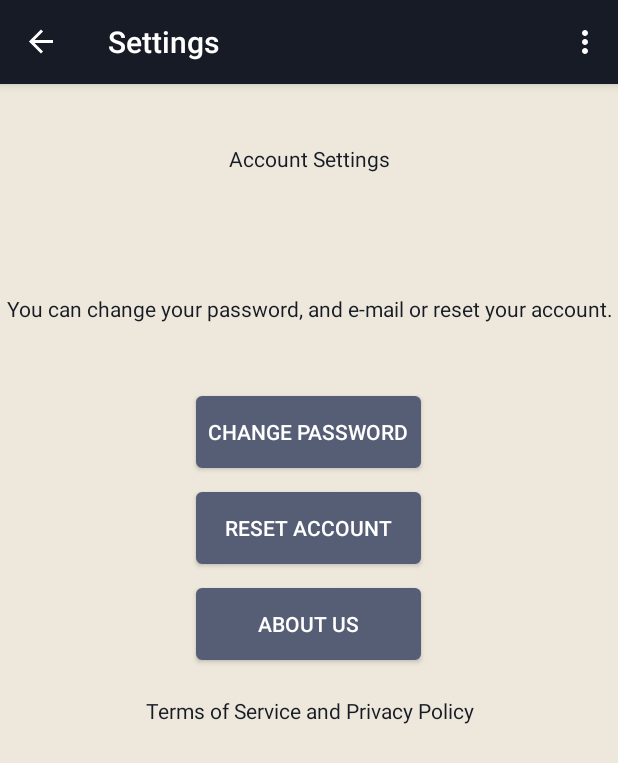
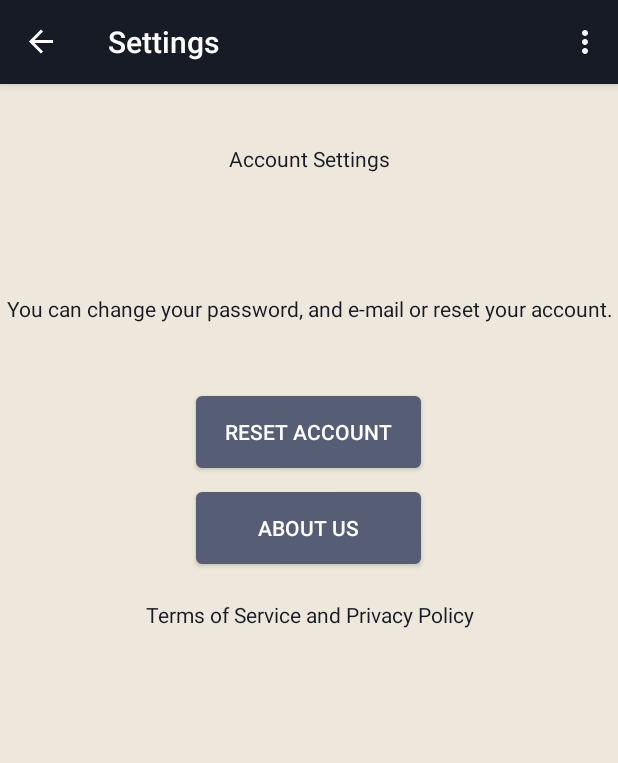
Before and after one commit to alperenugus/InvestSmart, an Android app: the screen it shows after launch (MainActivity), in the options menu, after a tap on "Settings", on a phone screen of 412 x 824 dp. Shown: the top 763 px of the screen. Run offline under Robolectric (Android 15) with nearby library versions, the phone set to English and light mode, and no system bars; our stand-ins replace navigation-ui; 1 statement that could not run was skipped.

Commit message:
Deleted resetPassword since we will use Google Accounts

```diff
--- a/app/src/main/java/theinvestors/csci448/investsmart/MainActivity.kt
+++ b/app/src/main/java/theinvestors/csci448/investsmart/MainActivity.kt
@@ -1,23 +1,26 @@
 package theinvestors.csci448.investsmart
 
-import androidx.appcompat.app.AppCompatActivity
 import android.os.Bundle
+import android.util.Log
 import android.view.Menu
 import android.view.MenuItem
+import androidx.appcompat.app.AppCompatActivity
 import androidx.appcompat.widget.Toolbar
 import androidx.drawerlayout.widget.DrawerLayout
 import androidx.navigation.Navigation
 import androidx.navigation.findNavController
-import androidx.navigation.fragment.findNavController
-import androidx.navigation.ui.*
-import com.google.android.material.floatingactionbutton.FloatingActionButton
+import androidx.navigation.ui.AppBarConfiguration
+import androidx.navigation.ui.navigateUp
+import androidx.navigation.ui.setupActionBarWithNavController
+import androidx.navigation.ui.setupWithNavController
 import com.google.android.material.navigation.NavigationView
-import com.google.android.material.snackbar.Snackbar
-import theinvestors.csci448.investsmart.ui.*
+import theinvestors.csci448.investsmart.ui.LoginFragment
 
-class MainActivity : AppCompatActivity(){
+private const val logTag: String = "MainActivity"
+class MainActivity : AppCompatActivity(), LoginFragment.LoginInterface{
 
     private lateinit var appBarConfiguration: AppBarConfiguration
+    private lateinit var drawerLayout: DrawerLayout
 
     companion object{
         var email: String = "alperenugus@gmail.com"
@@ -30,14 +33,14 @@ class MainActivity : AppCompatActivity(){
         val toolbar: Toolbar = findViewById(R.id.toolbar)
         setSupportActionBar(toolbar)
 
-        val drawerLayout: DrawerLayout = findViewById(R.id.drawer_layout)
+        drawerLayout = findViewById(R.id.drawer_layout)
         val navView: NavigationView = findViewById(R.id.nav_view)
         val navController = findNavController(R.id.nav_host_fragment)
         // Passing each menu ID as a set of Ids because each
         // menu should be considered as top level destinations.
         appBarConfiguration = AppBarConfiguration(setOf(
             R.id.homeScreenFragment, R.id.currentAssetsFragment, R.id.favoriteCompaniesFragment,
-            R.id.investFragment, R.id.predictionFragment, R.id.resetPasswordFragment,
+            R.id.investFragment, R.id.predictionFragment,
             R.id.resetAccountFragment, R.id.aboutUsFragment), drawerLayout)
         setupActionBarWithNavController(navController, appBarConfiguration)
         navView.setupWithNavController(navController)
@@ -62,4 +65,14 @@ class MainActivity : AppCompatActivity(){
         val navController = findNavController(R.id.nav_host_fragment)
         return navController.navigateUp(appBarConfiguration) || super.onSupportNavigateUp()
     }
+
+    override fun LoginLockDrawer() {
+        drawerLayout.setDrawerLockMode(DrawerLayout.LOCK_MODE_LOCKED_CLOSED)
+        Log.d(logTag, "LoginLockDrawer() called")
+    }
+
+    override fun LoginUnlockDrawer() {
+        drawerLayout.setDrawerLockMode(DrawerLayout.LOCK_MODE_UNLOCKED)
+        Log.d(logTag, "LoginUnlockDrawer() called")
+    }
 }
--- a/app/src/main/java/theinvestors/csci448/investsmart/ui/LoginFragment.kt
+++ b/app/src/main/java/theinvestors/csci448/investsmart/ui/LoginFragment.kt
@@ -19,6 +19,14 @@ private const val logTag: String = "LoginFragment"
 
 class LoginFragment: Fragment() {
 
+    // Interface to lock and unlock navigation drawer
+    interface LoginInterface {
+        fun LoginLockDrawer()
+        fun LoginUnlockDrawer()
+    }
+
+    private lateinit var loginInterface: LoginInterface
+
     private lateinit var emailEditText: EditText
     private lateinit var passwordEditText: EditText
     private lateinit var loginBtn: Button
@@ -33,6 +41,7 @@ class LoginFragment: Fragment() {
     override fun onAttach(context: Context) {
         Log.d(logTag, "onAttach() called")
         super.onAttach(context)
+        loginInterface = context as LoginInterface
     }
 
     override fun onCreate(savedInstanceState: Bundle?) {
@@ -49,58 +58,16 @@ class LoginFragment: Fragment() {
 
         val view: View = inflater.inflate(R.layout.login , container, false)
 
-        emailEditText = view.findViewById(R.id.login_email_edit_text)
-        passwordEditText = view.findViewById(R.id.login_password_edit_text)
         loginBtn = view.findViewById(R.id.login_signin_button)
-        signUpBtn = view.findViewById(R.id.login_signup_button)
         welcomeText = view.findViewById(R.id.login_welcome_text)
 
-        emailEditText.addTextChangedListener(object: TextWatcher{
-
-            override fun afterTextChanged(s: Editable?) {
-                email = emailEditText.text.toString()
-            }
-
-            override fun beforeTextChanged(s: CharSequence?, start: Int, count: Int, after: Int) {
-            }
-
-            override fun onTextChanged(s: CharSequence?, start: Int, before: Int, count: Int) {
-            }
-        })
-
-        passwordEditText.addTextChangedListener(object: TextWatcher{
-            override fun afterTextChanged(s: Editable?) {
-                password = passwordEditText.text.toString()
-            }
-
-            override fun beforeTextChanged(s: CharSequence?, start: Int, count: Int, after: Int) {
-            }
-
-            override fun onTextChanged(s: CharSequence?, start: Int, before: Int, count: Int) {
-            }
-        })
-
         loginBtn.setOnClickListener {
-
-            // Implement Database Login
-
-            if(email == "email" && password == "password"){
-                val action =
-                    LoginFragmentDirections.actionLoginFragmentToHomeScreenFragment()
-                findNavController().navigate(action)
-            }
-
-
-
-        }
-
-        signUpBtn.setOnClickListener {
-            val action =
-                LoginFragmentDirections.actionLoginFragmentToSignUpFragment()
+            val action = LoginFragmentDirections.actionLoginFragmentToHomeScreenFragment()
             findNavController().navigate(action)
         }
 
-
+        // Lock the drawer
+        loginInterface.LoginLockDrawer()
 
         return view
     }
@@ -138,6 +105,7 @@ class LoginFragment: Fragment() {
     override fun onDestroyView() {
         Log.d(logTag, "onDestroyView() called")
         super.onDestroyView()
+        loginInterface.LoginUnlockDrawer()
     }
 
     override fun onDestroy() {
--- a/app/src/main/java/theinvestors/csci448/investsmart/ui/SettingsFragment.kt
+++ b/app/src/main/java/theinvestors/csci448/investsmart/ui/SettingsFragment.kt
@@ -15,7 +15,6 @@ private const val logTag: String = "SettingsFragment"
 
 class SettingsFragment: Fragment() {
 
-    private lateinit var changePasswordBtn: Button
     private lateinit var resetAccountBtn: Button
     private lateinit var aboutUsBtn: Button
 
@@ -38,15 +37,8 @@ class SettingsFragment: Fragment() {
 
         val view: View = inflater.inflate(R.layout.settings, container, false)
 
-        changePasswordBtn = view.findViewById(R.id.settings_change_password_button)
         resetAccountBtn = view.findViewById(R.id.settings_reset_account_button)
         aboutUsBtn = view.findViewById(R.id.settings_about_us_button)
-
-        changePasswordBtn.setOnClickListener {
-            val action =
-                SettingsFragmentDirections.actionSettingsFragmentToResetPasswordFragment()
-            findNavController().navigate(action)
-        }
 
         resetAccountBtn.setOnClickListener {
             val action =
--- a/app/src/main/java/theinvestors/csci448/investsmart/ui/SignUpFragment.kt
+++ /dev/null
@@ -1,147 +0,0 @@
-package theinvestors.csci448.investsmart.ui
-
-import android.content.Context
-import android.os.Bundle
-import android.text.Editable
-import android.text.TextWatcher
-import android.util.Log
-import android.view.LayoutInflater
-import android.view.View
-import android.view.ViewGroup
-import android.widget.Button
-import android.widget.EditText
-import android.widget.Toast
-import androidx.fragment.app.Fragment
-import theinvestors.csci448.investsmart.R
-
-private const val logTag: String = "SignUpFragment"
-
-class SignUpFragment: Fragment() {
-
-    private lateinit var emailTextView: EditText
-    private lateinit var passwordTextView: EditText
-    private lateinit var passwordAgainTextView: EditText
-    private lateinit var signUpBtn: Button
-
-    private lateinit var email: String
-    private var password: String = "nulla"
-    private var passwordAgain: String = "nullb"
-
-    override fun onAttach(context: Context) {
-        Log.d(logTag, "onAttach() called")
-        super.onAttach(context)
-    }
-
-    override fun onCreate(savedInstanceState: Bundle?) {
-        Log.d(logTag, "onCreate() called")
-        super.onCreate(savedInstanceState)
-    }
-
-    override fun onCreateView(
-        inflater: LayoutInflater,
-        container: ViewGroup?,
-        savedInstanceState: Bundle?
-    ): View? {
-        Log.d(logTag, "onCreateView() called")
-        val view: View = inflater.inflate(R.layout.sign_up, container, false)
-
-        emailTextView = view.findViewById(R.id.sign_up_email_edit_text)
-        passwordTextView = view.findViewById(R.id.sign_up_password_edit_text)
-        passwordAgainTextView = view.findViewById(R.id.sign_up_password_again_edit_text)
-        signUpBtn = view.findViewById(R.id.sign_up_signup_button)
-
-        emailTextView.addTextChangedListener(object: TextWatcher{
-            override fun afterTextChanged(s: Editable?) {
-                email = emailTextView.text.toString()
-            }
-
-            override fun beforeTextChanged(s: CharSequence?, start: Int, count: Int, after: Int) {
-            }
-
-            override fun onTextChanged(s: CharSequence?, start: Int, before: Int, count: Int) {
-            }
-
-        })
-
-        passwordTextView.addTextChangedListener(object: TextWatcher{
-            override fun afterTextChanged(s: Editable?) {
-                password = passwordTextView.text.toString()
-            }
-
-            override fun beforeTextChanged(s: CharSequence?, start: Int, count: Int, after: Int) {
-            }
-
-            override fun onTextChanged(s: CharSequence?, start: Int, before: Int, count: Int) {
-            }
-
-        })
-
-        passwordAgainTextView.addTextChangedListener(object: TextWatcher{
-            override fun afterTextChanged(s: Editable?) {
-                passwordAgain = passwordAgainTextView.text.toString()
-            }
-
-            override fun beforeTextChanged(s: CharSequence?, start: Int, count: Int, after: Int) {
-            }
-
-            override fun onTextChanged(s: CharSequence?, start: Int, before: Int, count: Int) {
-            }
-
-        })
-
-        signUpBtn.setOnClickListener {
-            // Implement new user database call
-
-            if (password == passwordAgain){
-
-                // Implement database signUp
-
-            }else {
-                Toast.makeText(context, "Passwords should match!", Toast.LENGTH_SHORT).show()
-            }
-        }
-
-        return view
-    }
-
-    override fun onActivityCreated(savedInstanceState: Bundle?) {
-        Log.d(logTag, "onActivityCreated() called")
-        super.onActivityCreated(savedInstanceState)
-    }
-
-    override fun onStart() {
-        Log.d(logTag, "onStart() called")
-        super.onStart()
-    }
-
-    override fun onResume() {
-        Log.d(logTag, "onResume() called")
-        super.onResume()
-    }
-
-    override fun onPause() {
-        Log.d(logTag, "onPause() called")
-        super.onPause()
-    }
-
-    override fun onStop() {
-        Log.d(logTag, "onStop() called")
-        super.onStop()
-    }
-
-    override fun onDestroyView() {
-        Log.d(logTag, "onDestroyView() called")
-        super.onDestroyView()
-    }
-
-    override fun onDestroy() {
-        Log.d(logTag, "onDestroy() called")
-        super.onDestroy()
-    }
-
-    override fun onDetach() {
-        Log.d(logTag, "onDetach() called")
-        super.onDetach()
-    }
-
-}
--- a/app/src/main/res/layout/settings.xml
+++ b/app/src/main/res/layout/settings.xml
@@ -42,16 +42,6 @@
         <Button
             android:layout_width="150dp"
             android:layout_height="wrap_content"
-            android:id="@+id/settings_change_password_button"
-            android:layout_margin="8dp"
-            android:text="@string/change_password"
-            android:textColor="#FFFFFF"
-            android:background="@drawable/button">
-        </Button>
-
-        <Button
-            android:layout_width="150dp"
-            android:layout_height="wrap_content"
             android:id="@+id/settings_reset_account_button"
             android:layout_margin="8dp"
             android:text="@string/reset_account"
--- a/app/src/main/res/menu/activity_main_drawer.xml
+++ b/app/src/main/res/menu/activity_main_drawer.xml
@@ -21,9 +21,6 @@
             android:id="@+id/predictionFragment"
             android:title="@string/menu_prediction" />
         <item
-            android:id="@+id/resetPasswordFragment"
-            android:title="@string/menu_reset_password" />
-        <item
             android:id="@+id/resetAccountFragment"
             android:title="@string/menu_reset_account" />
         <item
--- a/app/src/main/res/navigation/nav_graph.xml
+++ b/app/src/main/res/navigation/nav_graph.xml
@@ -9,9 +9,6 @@
         <action
             android:id="@+id/action_loginFragment_to_homeScreenFragment"
             app:destination="@id/homeScreenFragment" />
-        <action
-            android:id="@+id/action_loginFragment_to_signUpFragment"
-            app:destination="@id/signUpFragment" />
     </fragment>
     <fragment
         android:id="@+id/homeScreenFragment"
@@ -36,9 +33,6 @@
             android:id="@+id/action_settingsFragment_to_resetAccountFragment"
             app:destination="@id/resetAccountFragment" />
         <action
-            android:id="@+id/action_settingsFragment_to_resetPasswordFragment"
-            app:destination="@id/resetPasswordFragment" />
-        <action
             android:id="@+id/action_settingsFragment_to_aboutUsFragment"
             app:destination="@id/aboutUsFragment" />
     </fragment>
@@ -46,10 +40,6 @@
         android:id="@+id/resetAccountFragment"
         android:name="theinvestors.csci448.investsmart.ui.ResetAccountFragment"
         android:label="Reset Account" />
-    <fragment
-        android:id="@+id/resetPasswordFragment"
-        android:name="theinvestors.csci448.investsmart.ui.ResetPasswordFragment"
-        android:label="Reset Password" />
     <fragment
         android:id="@+id/aboutUsFragment"
         android:name="theinvestors.csci448.investsmart.ui.AboutUsFragment"
@@ -70,12 +60,4 @@
         android:id="@+id/predictionFragment"
         android:name="theinvestors.csci448.investsmart.ui.PredictionFragment"
         android:label="Prediction" />
-    <fragment
-        android:id="@+id/signUpFragment"
-        android:name="theinvestors.csci448.investsmart.ui.SignUpFragment"
-        android:label="Sign Up" >
-        <action
-            android:id="@+id/action_signUpFragment_to_loginFragment"
-            app:destination="@id/loginFragment" />
-    </fragment>
 </navigation>
--- a/app/src/main/res/values/strings.xml
+++ b/app/src/main/res/values/strings.xml
@@ -1,10 +1,11 @@
 <resources>
     <string name="app_name">InvestSmart</string>
+    <string name="invest_smart">Invest Smart</string>
 
     <!--login_screen-->
     <string name="email">Email</string>
     <string name="password">Password</string>
-    <string name="sign_in">Sign in</string>
+    <string name="sign_in">Sign in with Google</string>
     <string name="welcome">Welcome!</string>
 
     <!--signup_screen-->
```
Also changed, not shown: app/src/main/java/theinvestors/csci448/investsmart/ui/ResetPasswordFragment.kt (deleted, +0 -75 lines), app/src/main/res/layout/login.xml (+28 -63 lines), app/src/main/res/layout/reset_password.xml (deleted, +0 -116 lines), app/src/main/res/layout/sign_up.xml (deleted, +0 -117 lines), app/src/main/res/drawable-v24/logo.png (added).
